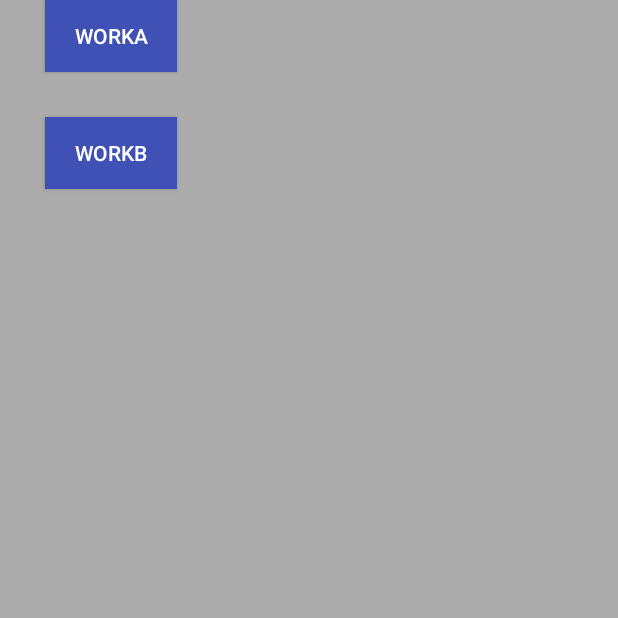
After one commit to AnRFDev/Tutorial2020, an Android app: the WorkManagerAct screen opened directly, with no data from a screen before it, on a phone screen of 412 x 824 dp, the top half of it. The commit adds this screen. Run offline under Robolectric (Android 15) with nearby library versions, the phone set to English and light mode, and no system bars.

Commit message:
workmanager使用示例

```diff
--- a/app/src/main/AndroidManifest.xml
+++ b/app/src/main/AndroidManifest.xml
@@ -64,6 +64,7 @@
         <activity android:name=".databinding.TwoWayAct1" />
         <activity android:name=".databinding.BindingAdapterAct1" />
         <activity android:name=".lifecycle.LcGuideAct" />
+        <activity android:name=".workmanaer.WorkManagerAct" />
         <activity android:name=".lifecycle.Lc1Act" />
         <activity android:name=".viewmodel.ViewModelGuideAct" />
         <activity android:name=".viewmodel.VmIntro1Act" />
--- a/app/src/main/java/com/rustfisher/tutorial2020/MainActivity.java
+++ b/app/src/main/java/com/rustfisher/tutorial2020/MainActivity.java
@@ -47,6 +47,7 @@ import com.rustfisher.tutorial2020.text.TvDemoGuide;
 import com.rustfisher.tutorial2020.viewmodel.ViewModelGuideAct;
 import com.rustfisher.tutorial2020.web.WebViewGuide;
 import com.rustfisher.tutorial2020.widget.GuideAdapter;
+import com.rustfisher.tutorial2020.workmanaer.WorkManagerAct;
 import com.tencent.smtt.sdk.QbSdk;
 
 import java.util.Arrays;
@@ -99,7 +100,8 @@ public class MainActivity extends AbsGuideAct {
                 new GuideAdapter.OptionItem("LifeCycle", true, LcGuideAct.class),
                 new GuideAdapter.OptionItem("Lottie demo", "一款优秀的动画播放库", true, LottieDemo1.class, R.drawable.item_type_local_play),
                 new GuideAdapter.OptionItem("文章修改", "修改文字的示例", true, CorrectSampleAct.class, R.drawable.item_type_text),
-                new GuideAdapter.OptionItem("ConstraintLayout 示例", "对齐，尺寸，线性", true, ConGuideAct.class, R.drawable.item_type_layers)
+                new GuideAdapter.OptionItem("ConstraintLayout 示例", "对齐，尺寸，线性", true, ConGuideAct.class, R.drawable.item_type_layers),
+                new GuideAdapter.OptionItem("WorkManager 示例", "调度任务，异步", true, WorkManagerAct.class, R.drawable.item_type_code)
         ));
 
         mGuideAdapter.setOnClzListener(new GuideAdapter.OnClzListener() {
--- /dev/null
+++ b/app/src/main/java/com/rustfisher/tutorial2020/workmanaer/WorkManagerAct.java
@@ -0,0 +1,69 @@
+package com.rustfisher.tutorial2020.workmanaer;
+
+import android.content.Context;
+import android.os.Bundle;
+import android.util.Log;
+import android.view.View;
+
+import androidx.annotation.NonNull;
+import androidx.appcompat.app.AppCompatActivity;
+import androidx.work.OneTimeWorkRequest;
+import androidx.work.WorkManager;
+import androidx.work.Worker;
+import androidx.work.WorkerParameters;
+
+import com.rustfisher.tutorial2020.R;
+
+public class WorkManagerAct extends AppCompatActivity {
+
+    public static final String TAG = "WorkManagerAct";
+
+    final OneTimeWorkRequest workA =
+            new OneTimeWorkRequest.Builder(UploadWorker.class)
+                    .addTag("workA")
+                    .build();
+
+    @Override
+    protected void onCreate(Bundle savedInstanceState) {
+        super.onCreate(savedInstanceState);
+        setContentView(R.layout.act_work_manager);
+        findViewById(R.id.btn_workA).setOnClickListener(new View.OnClickListener() {
+            @Override
+            public void onClick(View v) {
+
+                WorkManager.getInstance(WorkManagerAct.this)
+                        .enqueue(workA);
+            }
+        });
+        findViewById(R.id.btn_workB).setOnClickListener(new View.OnClickListener() {
+            @Override
+            public void onClick(View v) {
+                final OneTimeWorkRequest workB =
+                        new OneTimeWorkRequest.Builder(UploadWorker.class)
+                                .addTag("workB")
+                                .build();
+
+                WorkManager.getInstance(WorkManagerAct.this)
+                        .enqueue(workB);
+            }
+        });
+    }
+
+    public static class UploadWorker extends Worker {
+        public UploadWorker(
+                @NonNull Context context,
+                @NonNull WorkerParameters params) {
+            super(context, params);
+        }
+
+        @Override
+        public Result doWork() {
+
+            // Do the work here--in this case, upload the images.
+            Log.d(TAG, "UploadWorker " + getTags() + "-----------");
+
+            // Indicate whether the work finished successfully with the Result
+            return Result.success();
+        }
+    }
+}
--- /dev/null
+++ b/app/src/main/res/layout/act_work_manager.xml
@@ -0,0 +1,33 @@
+<?xml version="1.0" encoding="utf-8"?>
+<androidx.constraintlayout.widget.ConstraintLayout xmlns:android="http://schemas.android.com/apk/res/android"
+    xmlns:app="http://schemas.android.com/apk/res-auto"
+    android:layout_width="match_parent"
+    android:layout_height="match_parent"
+    android:background="#ACACAC">
+
+    <Button
+        android:id="@+id/btn_workA"
+        style="@style/ConSampleText"
+        android:layout_width="wrap_content"
+        android:layout_height="wrap_content"
+        android:textColor="#fff"
+        android:background="#3F51B5"
+        app:layout_constraintStart_toStartOf="parent"
+        app:layout_constraintTop_toTopOf="parent"
+        android:layout_marginStart="30dp"
+        android:text="workA" />
+
+    <Button
+        android:id="@+id/btn_workB"
+        style="@style/ConSampleText"
+        android:layout_width="wrap_content"
+        android:layout_height="wrap_content"
+        android:textColor="#fff"
+        android:background="#3F51B5"
+        android:layout_marginTop="30dp"
+        android:layout_marginStart="30dp"
+        app:layout_constraintStart_toStartOf="parent"
+        app:layout_constraintTop_toBottomOf="@id/btn_workA"
+        android:text="workB" />
+
+</androidx.constraintlayout.widget.ConstraintLayout>
```
Also changed, not shown: app/build.gradle (+15 -0 lines), app/src/main/java/com/rustfisher/tutorial2020/workmanaer/WorkManagerGuideAct.java (added, +29 -0 lines).
